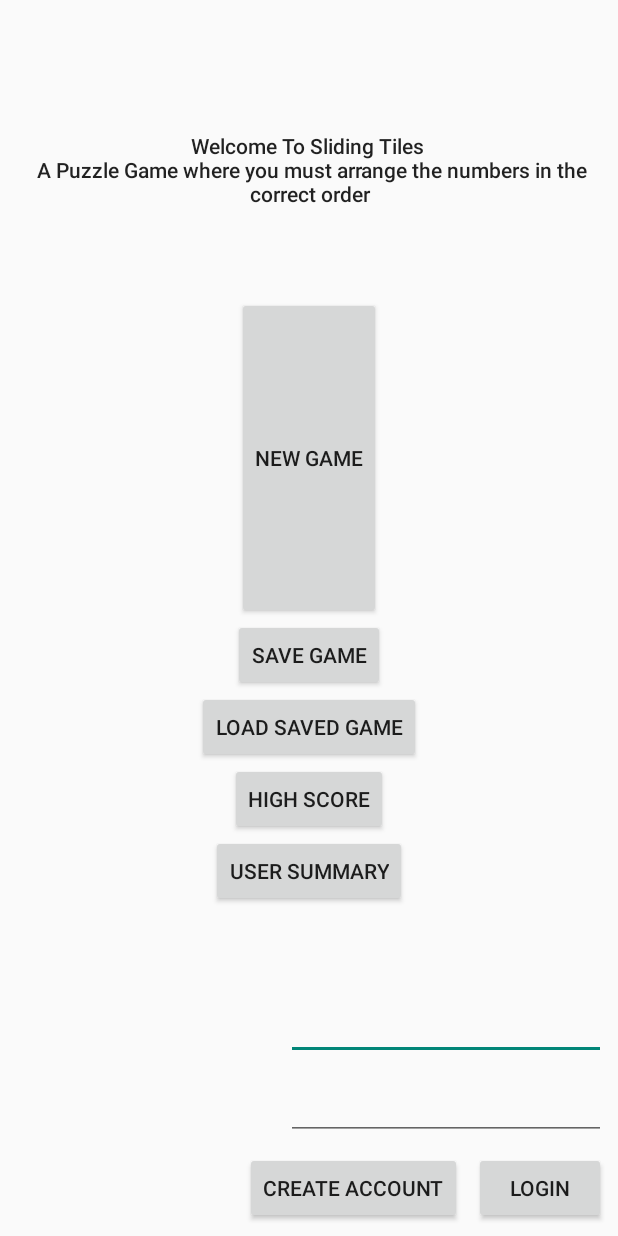
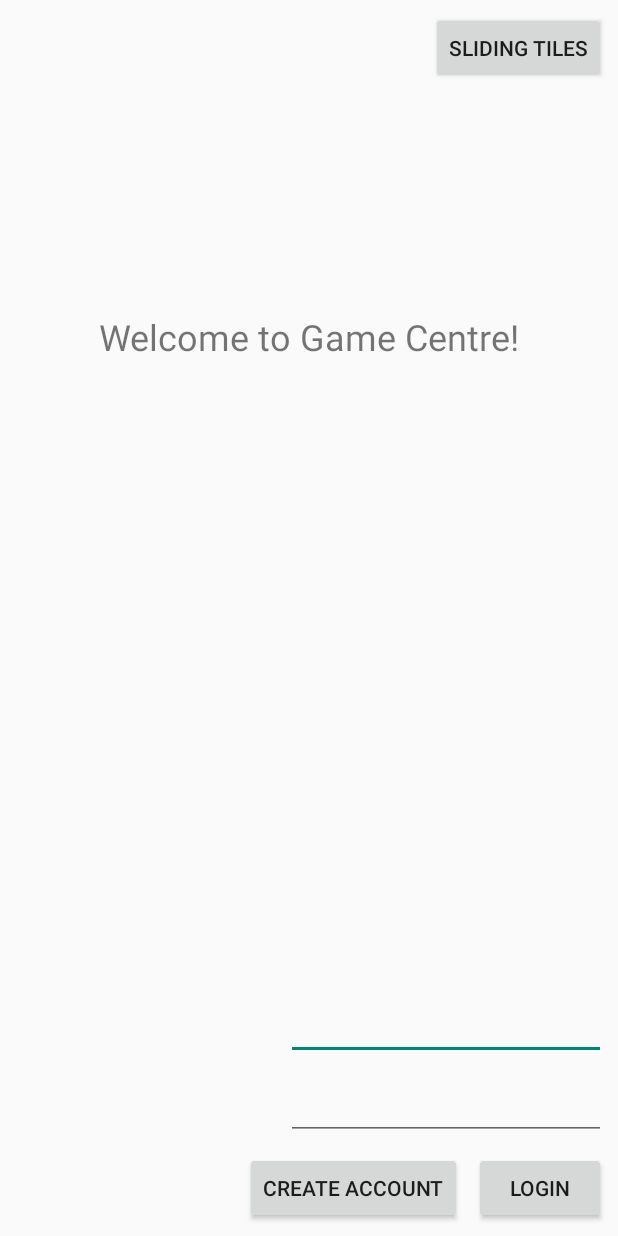
Before and after one commit to maxsours/software-design-final-project, an Android app: the screen it shows after launch (StartingActivity before the commit, ActualStartingActivity after it), after a tap on "CREATE ACCOUNT", on a phone screen of 412 x 824 dp. Run offline under Robolectric (Android 15) with nearby library versions, the phone set to English and light mode, and no system bars.

Commit message:
Added the Actual Starting Activity.

```diff
--- /dev/null
+++ b/Phase2/GameCentre/app/src/main/java/fall2018/csc2017/slidingtiles/ActualStartingActivity.java
@@ -0,0 +1,253 @@
+package fall2018.csc2017.slidingtiles;
+
+import android.content.Intent;
+import android.support.v7.app.AppCompatActivity;
+import android.os.Bundle;
+import android.util.Log;
+import android.view.View;
+import android.widget.Button;
+import android.widget.EditText;
+import android.widget.TextView;
+import android.widget.Toast;
+
+import java.io.FileNotFoundException;
+import java.io.IOException;
+import java.io.InputStream;
+import java.io.ObjectInputStream;
+import java.io.ObjectOutputStream;
+import java.util.ArrayList;
+
+public class ActualStartingActivity extends AppCompatActivity {
+
+    /**
+     * A file to store users.
+     */
+    public static final String USER_FILENAME = "user_file.ser";
+
+    /**
+     * List of users.
+     */
+    private ArrayList<User> users = new ArrayList<>(0);
+
+    /**
+     * Username of active user. Not the user itself because it can't get passed through an intent.
+     */
+    private User activeUser = null;
+
+    @Override
+    protected void onCreate(Bundle savedInstanceState) {
+        super.onCreate(savedInstanceState);
+        setContentView(R.layout.activity_actual_starting);
+
+        loadUsers();
+        addLoginButtonListener();
+        addLogoutButtonListener();
+        addCreateAccountListener();
+        addSlidingTilesButtonListener();
+    }
+
+
+    /**
+     * Gets the list of users from a file.
+     */
+    private void loadUsers(){
+        try {
+            InputStream inputStream = this.openFileInput(USER_FILENAME);
+            if (inputStream != null) {
+                ObjectInputStream input = new ObjectInputStream(inputStream);
+                users = (ArrayList<User>)input.readObject();
+                inputStream.close();
+            }
+        } catch (FileNotFoundException e) {
+            Log.e("login activity", "File not found: " + e.toString());
+        } catch (IOException e) {
+            Log.e("login activity", "Can not read file: " + e.toString());
+        } catch (ClassNotFoundException e) {
+            Log.e("login activity", "File contained unexpected data type: " + e.toString());
+        }
+    }
+
+    /**
+     * Activate the login button
+     */
+    private void addLoginButtonListener() {
+        Button loginButton = findViewById(R.id.loginButton);
+        loginButton.setOnClickListener(new View.OnClickListener() {
+            @Override
+            public void onClick(View view) {
+                String username = ((EditText)findViewById(R.id.usernameText)).getText().toString();
+                String password = ((EditText)findViewById(R.id.passwordText)).getText().toString();
+                User user = null;
+                for (User u : users){
+                    if (u.getUsername().equals(username)){
+                        user = u;
+                        saveLastUser(user.getUsername());
+                    }
+                }
+                if (user == null){
+                    makeToastWrongUsernameText();
+                } else if (user.getPassword().equals(password)) {
+                    login(user);
+                } else {
+                    makeToastWrongPasswordText();
+                }
+            }
+        });
+    }
+
+    /**
+     * Activates the logout button
+     */
+    private void addLogoutButtonListener(){
+        Button logoutButton = findViewById(R.id.logoutButton);
+        logoutButton.setOnClickListener(new View.OnClickListener() {
+            @Override
+            public void onClick(View view) {
+                logOut();
+                saveLastUser("Guest");
+            }
+        });
+    }
+
+    /**
+     * Activate the create account button
+     */
+    private void addCreateAccountListener(){
+        Button createAccountButton = findViewById(R.id.createAccountButton);
+        createAccountButton.setOnClickListener(new View.OnClickListener() {
+            @Override
+            public void onClick(View view) {
+                String username = ((EditText)findViewById(R.id.usernameText)).getText().toString();
+                String password = ((EditText)findViewById(R.id.passwordText)).getText().toString();
+                User user = new User(username, password);
+                boolean userCanBeAdded = true;
+                for (User u : users){
+                    if (user.equals(u)){
+                        makeToastUserAlreadyExistsText(u);
+                        userCanBeAdded = false;
+                        break;
+                    }
+                }
+                if (userCanBeAdded) {
+                    users.add(user);
+                    makeToastUserAddedText();
+                    saveUsers();
+                }
+            }
+        });
+    }
+
+    /**
+     * Activate sliding tiles button.
+     */
+    private void addSlidingTilesButtonListener(){
+        Button slidingTilesButton = findViewById(R.id.slidingTiles);
+        slidingTilesButton.setOnClickListener(new View.OnClickListener() {
+            @Override
+            public void onClick(View view) {
+                switchToSlidingTiles();
+            }
+        });
+    }
+
+    /**
+     * Logs the user in.
+     *
+     * @param user the user being logged in
+     */
+    private void login(User user){
+        TextView userGreeting = findViewById(R.id.userGreeting);
+        userGreeting.setText("Welcome, " + user + "!");
+        activeUser = user;
+        findViewById(R.id.usernameText).setVisibility(View.INVISIBLE);
+        findViewById(R.id.passwordText).setVisibility(View.INVISIBLE);
+        findViewById(R.id.createAccountButton).setVisibility(View.INVISIBLE);
+        findViewById(R.id.loginButton).setVisibility(View.INVISIBLE);
+        findViewById(R.id.logoutButton).setVisibility(View.VISIBLE);
+    }
+
+    /**
+     * Logs the user out.
+     */
+    private void logOut(){
+        TextView userGreeting = findViewById(R.id.userGreeting);
+        userGreeting.setText("");
+        activeUser = null;
+        findViewById(R.id.usernameText).setVisibility(View.VISIBLE);
+        findViewById(R.id.passwordText).setVisibility(View.VISIBLE);
+        findViewById(R.id.createAccountButton).setVisibility(View.VISIBLE);
+        findViewById(R.id.loginButton).setVisibility(View.VISIBLE);
+        findViewById(R.id.logoutButton).setVisibility(View.INVISIBLE);
+    }
+
+    /**
+     * Save the users to the user file.
+     */
+    private void saveUsers(){
+        try {
+            ObjectOutputStream outputStream = new ObjectOutputStream(
+                    this.openFileOutput(USER_FILENAME, MODE_PRIVATE));
+            outputStream.writeObject(users);
+            outputStream.close();
+        } catch (IOException e) {
+            Log.e("Exception", "File write failed: " + e.toString());
+        }
+    }
+
+    /**
+     * Save the username to a file when the login button is pressed
+     *
+     * @param username username of the user
+     */
+    public void saveLastUser(String username){
+        try {
+            ObjectOutputStream outputStream = new ObjectOutputStream(
+                    this.openFileOutput(GameActivity.LAST_USER_FILE, MODE_PRIVATE));
+            outputStream.writeObject(username);
+            outputStream.close();
+        } catch (IOException e) {
+            Log.e("Exception", "File write failed: " + e.toString());
+        }
+    }
+
+    /**
+     * Transition to sliding tiles game.
+     */
+    private void switchToSlidingTiles(){
+        Intent intent = new Intent(this, StartingActivity.class);
+        if (activeUser != null) {
+            intent.putExtra("activeUser", activeUser.getUsername());
+        }
+        startActivity(intent);
+    }
+
+    /**
+     * Display that the new user was created correctly.
+     */
+    private void makeToastUserAddedText() {
+        Toast.makeText(this, "User Added", Toast.LENGTH_SHORT).show();
+    }
+
+    /**
+     * Display that the new user already exists
+     *
+     * @param user the user that already exists
+     */
+    private void makeToastUserAlreadyExistsText(User user) {
+        Toast.makeText(this, user + " Already Exists", Toast.LENGTH_SHORT).show();
+    }
+
+    /**
+     * Display that the username was not entered correctly.
+     */
+    private void makeToastWrongUsernameText() {
+        Toast.makeText(this, "Incorrect Username", Toast.LENGTH_SHORT).show();
+    }
+
+    /**
+     * Display that the password was not entered correctly.
+     */
+    private void makeToastWrongPasswordText() {
+        Toast.makeText(this, "Incorrect Password", Toast.LENGTH_SHORT).show();
+    }
+}
--- /dev/null
+++ b/Phase2/GameCentre/app/src/main/res/layout/activity_actual_starting.xml
@@ -0,0 +1,107 @@
+<?xml version="1.0" encoding="utf-8"?>
+<android.support.constraint.ConstraintLayout xmlns:android="http://schemas.android.com/apk/res/android"
+    xmlns:app="http://schemas.android.com/apk/res-auto"
+    xmlns:tools="http://schemas.android.com/tools"
+    android:layout_width="match_parent"
+    android:layout_height="match_parent"
+    tools:context=".ActualStartingActivity">
+
+    <Button
+        android:id="@+id/loginButton"
+        android:layout_width="wrap_content"
+        android:layout_height="wrap_content"
+        android:layout_alignParentEnd="true"
+        android:layout_alignParentBottom="true"
+        android:layout_marginEnd="8dp"
+        android:layout_marginBottom="8dp"
+        android:text="Login"
+        app:layout_constraintBottom_toBottomOf="parent"
+        app:layout_constraintEnd_toEndOf="parent" />
+
+    <Button
+        android:id="@+id/logoutButton"
+        android:layout_width="wrap_content"
+        android:layout_height="wrap_content"
+        android:layout_alignParentEnd="true"
+        android:layout_alignParentBottom="true"
+        android:layout_marginEnd="8dp"
+        android:layout_marginBottom="8dp"
+        android:text="Log Out"
+        android:visibility="invisible"
+        app:layout_constraintBottom_toBottomOf="parent"
+        app:layout_constraintEnd_toEndOf="parent" />
+
+    <Button
+        android:id="@+id/createAccountButton"
+        android:layout_width="wrap_content"
+        android:layout_height="wrap_content"
+        android:layout_alignParentBottom="true"
+        android:layout_marginEnd="8dp"
+        android:layout_marginBottom="8dp"
+        android:layout_toStartOf="@+id/loginButton"
+        android:text="Create Account"
+        app:layout_constraintBottom_toBottomOf="parent"
+        app:layout_constraintEnd_toStartOf="@+id/logoutButton" />
+
+    <Button
+        android:id="@+id/slidingTiles"
+        android:layout_width="wrap_content"
+        android:layout_height="wrap_content"
+        android:layout_alignParentBottom="true"
+        android:layout_marginTop="8dp"
+        android:layout_marginEnd="8dp"
+        android:layout_toStartOf="@+id/loginButton"
+        android:text="Sliding Tiles"
+        app:layout_constraintEnd_toEndOf="parent"
+        app:layout_constraintTop_toTopOf="parent" />
+
+    <EditText
+        android:id="@+id/usernameText"
+        android:layout_width="wrap_content"
+        android:layout_height="wrap_content"
+        android:layout_above="@+id/passwordText"
+        android:layout_alignParentEnd="true"
+        android:layout_marginEnd="8dp"
+        android:layout_marginBottom="8dp"
+        android:ems="10"
+        android:inputType="textPersonName"
+        app:layout_constraintBottom_toTopOf="@+id/passwordText"
+        app:layout_constraintEnd_toEndOf="parent" />
+
+    <EditText
+        android:id="@+id/passwordText"
+        android:layout_width="wrap_content"
+        android:layout_height="wrap_content"
+        android:layout_above="@+id/loginButton"
+        android:layout_alignParentEnd="true"
+        android:layout_marginEnd="8dp"
+        android:layout_marginBottom="8dp"
+        android:ems="10"
+        android:inputType="textPassword"
+        app:layout_constraintBottom_toTopOf="@+id/logoutButton"
+        app:layout_constraintEnd_toEndOf="parent" />
+
+    <TextView
+        android:id="@+id/userGreeting"
+        android:layout_width="wrap_content"
+        android:layout_height="wrap_content"
+        android:layout_alignParentStart="true"
+        android:layout_alignParentTop="true"
+        android:layout_marginStart="8dp"
+        android:layout_marginTop="8dp"
+        app:layout_constraintStart_toStartOf="parent"
+        app:layout_constraintTop_toTopOf="parent" />
+
+    <TextView
+        android:id="@+id/gameCentre"
+        android:layout_width="wrap_content"
+        android:layout_height="wrap_content"
+        android:layout_marginStart="8dp"
+        android:layout_marginTop="208dp"
+        android:layout_marginEnd="8dp"
+        android:text="Welcome to Game Centre!"
+        android:textSize="24dp"
+        app:layout_constraintEnd_toEndOf="parent"
+        app:layout_constraintStart_toStartOf="parent"
+        app:layout_constraintTop_toTopOf="parent" />
+</android.support.constraint.ConstraintLayout>
--- a/Phase2/GameCentre/app/src/main/res/layout/activity_starting_.xml
+++ b/Phase2/GameCentre/app/src/main/res/layout/activity_starting_.xml
@@ -14,7 +14,8 @@
         android:layout_alignParentBottom="true"
         android:layout_marginEnd="8dp"
         android:layout_marginBottom="8dp"
-        android:text="Login" />
+        android:text="Login"
+        android:visibility="invisible" />
 
     <Button
         android:id="@+id/logoutButton"
@@ -36,7 +37,8 @@
         android:layout_marginEnd="8dp"
         android:layout_marginBottom="8dp"
         android:layout_toStartOf="@+id/loginButton"
-        android:text="Create Account" />
+        android:text="Create Account"
+        android:visibility="invisible" />
 
     <TextView
         android:id="@+id/GameText"
@@ -51,7 +53,6 @@
         android:textAppearance="@style/TextAppearance.AppCompat.Body2" />
 
 
-
     <EditText
         android:id="@+id/usernameText"
         android:layout_width="wrap_content"
@@ -61,7 +62,8 @@
         android:layout_marginEnd="8dp"
         android:layout_marginBottom="8dp"
         android:ems="10"
-        android:inputType="textPersonName" />
+        android:inputType="textPersonName"
+        android:visibility="invisible" />
 
     <EditText
         android:id="@+id/passwordText"
@@ -72,7 +74,8 @@
         android:layout_marginEnd="8dp"
         android:layout_marginBottom="8dp"
         android:ems="10"
-        android:inputType="textPassword" />
+        android:inputType="textPassword"
+        android:visibility="invisible" />
 
     <TextView
         android:id="@+id/userGreeting"
@@ -81,16 +84,6 @@
         android:layout_alignParentStart="true"
         android:layout_alignParentTop="true" />
 
-
-    <Button
-        android:id="@+id/NewGameButton"
-        android:layout_width="wrap_content"
-        android:layout_height="wrap_content"
-        android:layout_above="@+id/SaveButton"
-        android:layout_below="@+id/GameText"
-        android:layout_centerHorizontal="true"
-        android:layout_marginTop="59dp"
-        android:text="New GAME" />
 
     <Button
         android:id="@+id/SaveButton"
@@ -124,7 +117,7 @@
         android:layout_alignParentBottom="true"
 
         android:layout_centerHorizontal="true"
-        android:layout_marginBottom="219dp"
+        android:layout_marginBottom="155dp"
         android:text="User Summary" />
 
     <android.support.design.widget.TextInputLayout
@@ -137,7 +130,17 @@
 
     </android.support.design.widget.TextInputLayout>
 
-
+    <Button
+        android:id="@+id/NewGameButton"
+        android:layout_width="wrap_content"
+        android:layout_height="wrap_content"
+        android:layout_above="@+id/SaveButton"
+        android:layout_alignParentStart="true"
+        android:layout_alignParentEnd="true"
+        android:layout_marginStart="143dp"
+        android:layout_marginEnd="144dp"
+        android:layout_marginBottom="8dp"
+        android:text="New GAME" />
 
 
 </RelativeLayout>
```
Also changed, not shown: Phase2/GameCentre/app/src/main/AndroidManifest.xml (+10 -8 lines), Phase2/GameCentre/app/src/main/java/fall2018/csc2017/slidingtiles/StartingActivity.java (+34 -3 lines).
